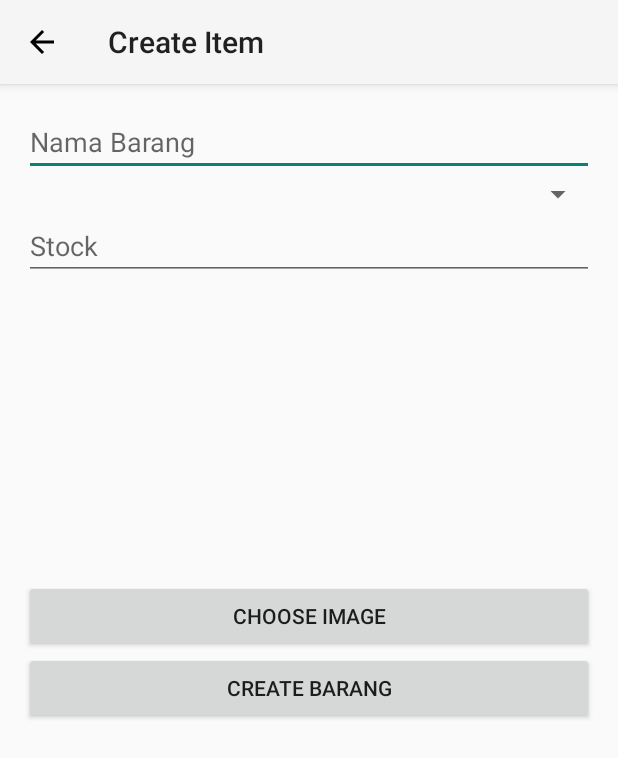
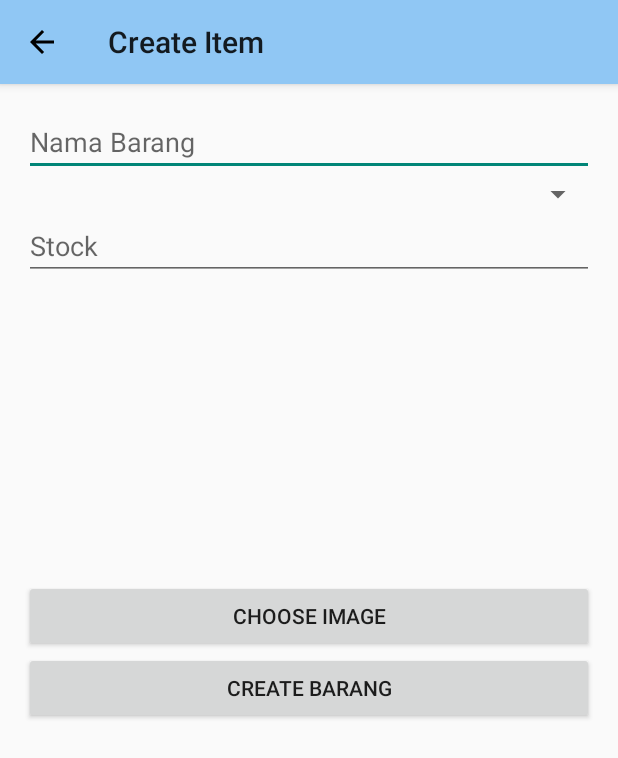
Before and after one commit to Ricomessi/Warehouse-Mobile, an Android app: the CreateBarangActivity screen opened directly, with no data from a screen before it, on a phone screen of 412 x 824 dp. Shown: the top 758 px of the screen. Run offline under Robolectric (Android 15) with nearby library versions, the phone set to English and light mode, and no system bars; our stand-ins replace Firebase (no records; nobody signed in at launch, a user with empty details on screens opened directly); 2 statements that could not run were skipped.

Commit message:
Update colors.xml

```diff
--- a/app/src/main/res/values/colors.xml
+++ b/app/src/main/res/values/colors.xml
@@ -12,15 +12,21 @@
     <color name="colorOnSecondary">#000000</color>
     <color name="colorSurface">#FFFFFF</color>
     <color name="colorOnSurface">#000000</color>
-    <color name="naturalPrimaryColor">#FFA726</color>
-    <color name="naturalPrimaryVariantColor">#FB8C00</color>
-    <color name="naturalOnPrimaryColor">#FFFFFF</color>
-    <color name="naturalSecondaryColor">#8D6E63</color>
-    <color name="naturalSecondaryVariantColor">#795548</color>
-    <color name="naturalOnSecondaryColor">#FFFFFF</color>
+
+    <color name="naturalPrimaryColor">#90C7F4</color>
+    <color name="naturalPrimaryVariantColor">#DDEFFD</color>
+    <color name="naturalOnPrimaryColor">#000000</color>
+    <color name="naturalSecondaryColor">#B3D9F9</color>
+    <color name="naturalSecondaryVariantColor">#F1F8FC</color>
+    <color name="naturalOnSecondaryColor">#000000</color>
+    <color name="actionBarBackground">#90C7F4</color>
+
+
+
     <color name="color_one">#fb7268</color>
     <color name="color_white">#ededf2</color>
     <color name="color_two">#E3E0E0</color>
+
     <color name="elektronik">#FFA726</color>
     <color name="makanan">#66BB6A</color>
     <color name="pakaian">#EF5350</color>
```
